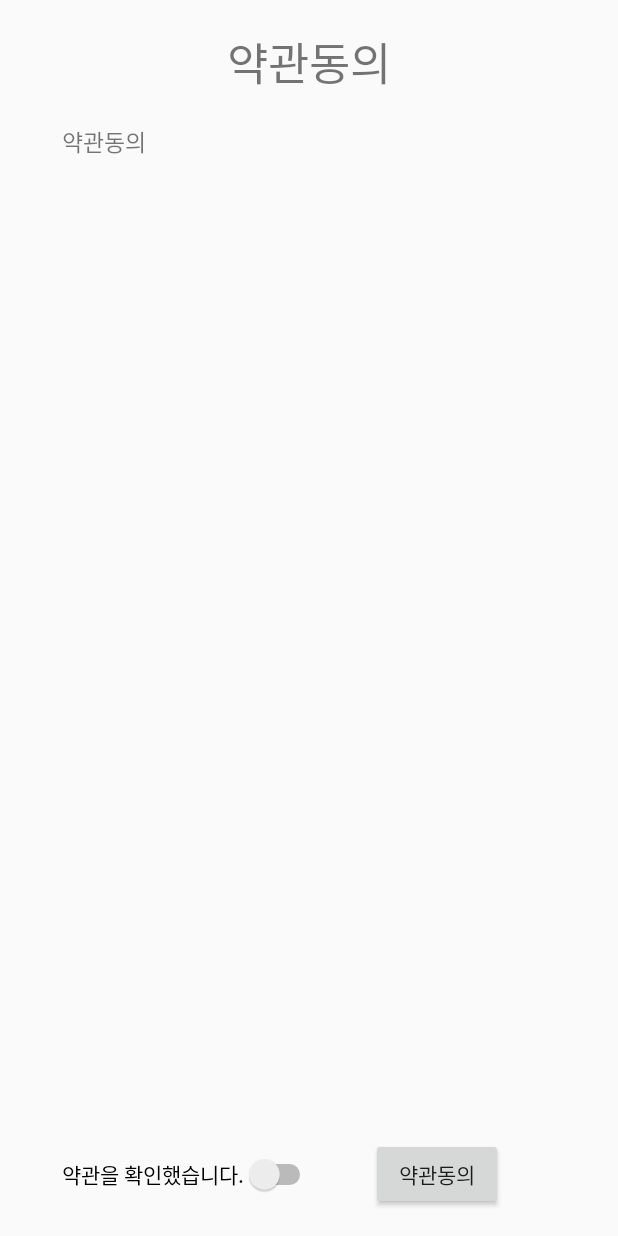
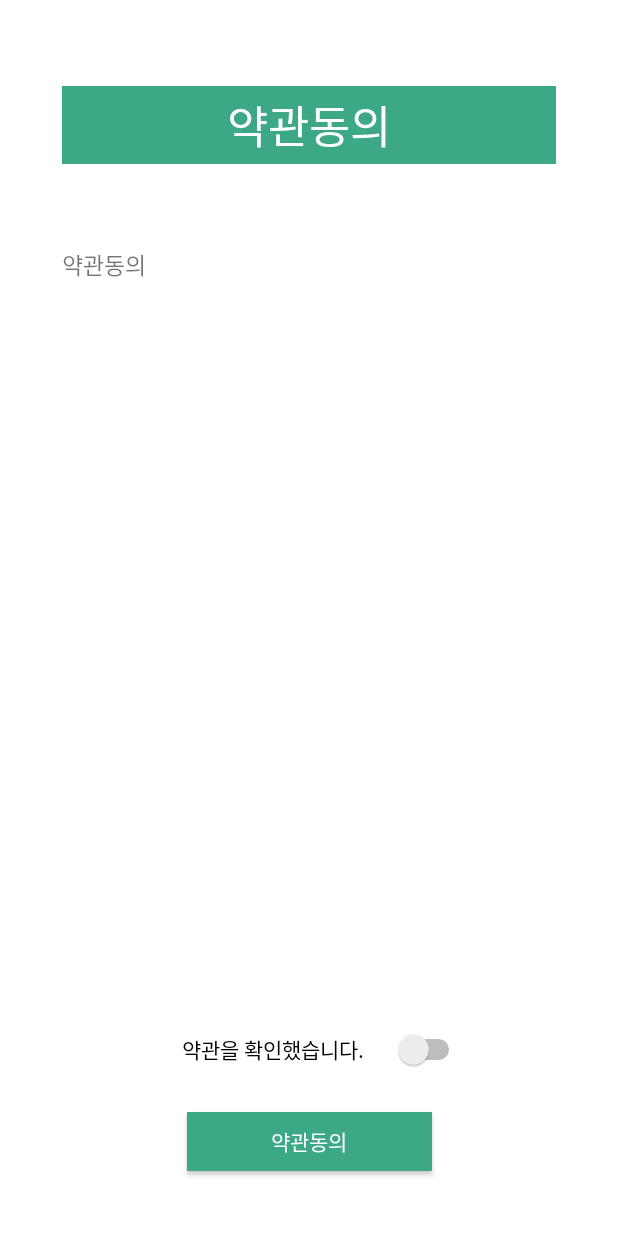
Before and after one commit to jeongwookkim/Richard_allright, an Android app: the layout agree.xml on its own in the app's theme, with its tools: preview values and no code run, on a phone screen of 412 x 824 dp. Run offline under Robolectric (Android 15) with nearby library versions, the phone set to English and light mode, and no system bars.

Commit message:
app layout modify

```diff
--- a/RichardAlright/app/src/main/java/com/example/richardallright/MainActivity.java
+++ b/RichardAlright/app/src/main/java/com/example/richardallright/MainActivity.java
@@ -3,6 +3,7 @@ package com.example.richardallright;
 import androidx.appcompat.app.AppCompatActivity;
 
 import android.os.Bundle;
+import android.view.WindowManager;
 import android.widget.CalendarView;
 import android.widget.TextView;
 
@@ -16,6 +17,8 @@ public class MainActivity extends AppCompatActivity {
     @Override
     protected void onCreate(Bundle savedInstanceState) {
         super.onCreate(savedInstanceState);
+        getWindow().setFlags(WindowManager.LayoutParams.FLAG_FULLSCREEN,
+                WindowManager.LayoutParams.FLAG_FULLSCREEN);
         setContentView(R.layout.activity_main);
         // Choose authentication providers
     }
--- a/RichardAlright/app/src/main/res/layout/agree.xml
+++ b/RichardAlright/app/src/main/res/layout/agree.xml
@@ -4,7 +4,8 @@
     xmlns:tools="http://schemas.android.com/tools"
     android:layout_width="match_parent"
     android:layout_height="match_parent"
-    android:orientation="vertical">
+    android:orientation="vertical"
+    android:background="@color/white">
 
     <androidx.constraintlayout.widget.Guideline
         android:id="@+id/guideline_h1"
@@ -123,7 +124,7 @@
         android:layout_width="match_parent"
         android:layout_height="match_parent"
         android:orientation="vertical"
-        app:layout_constraintGuide_percent="0.8" />
+        app:layout_constraintGuide_percent="0.77" />
 
     <androidx.constraintlayout.widget.Guideline
         android:id="@+id/guideline_v9"
@@ -132,29 +133,36 @@
         android:orientation="vertical"
         app:layout_constraintGuide_percent="0.9" />
 
+
     <TextView
         android:id="@+id/textView"
-        android:layout_width="0dp"
-        android:layout_height="0dp"
+        android:layout_width="329dp"
+        android:layout_height="52dp"
+        android:layout_margin="20dp"
+        android:background="@color/logoColor"
         android:gravity="center"
         android:text="약관동의"
+        android:textColor="@color/white"
         android:textSize="30sp"
-        app:layout_constraintBottom_toTopOf="@+id/guideline_h1"
-        app:layout_constraintEnd_toStartOf="@+id/guideline_v9"
-        app:layout_constraintStart_toStartOf="@+id/guideline_v1"
-        app:layout_constraintTop_toTopOf="parent" />
+        app:layout_constraintBottom_toTopOf="@+id/guideline_h2"
+        app:layout_constraintEnd_toEndOf="parent"
+        app:layout_constraintStart_toStartOf="parent"
+        app:layout_constraintTop_toTopOf="parent"
+        app:layout_constraintVertical_bias="0.51" />
 
     <ScrollView
         android:id="@+id/scrollView"
-        android:layout_width="0dp"
-        android:layout_height="0dp"
+        android:layout_width="332dp"
+        android:layout_height="441dp"
         android:fillViewport="true"
         android:gravity="center"
         android:orientation="vertical"
         app:layout_constraintBottom_toTopOf="@+id/guideline_h9"
         app:layout_constraintEnd_toStartOf="@+id/guideline_v9"
+        app:layout_constraintHorizontal_bias="0.0"
         app:layout_constraintStart_toStartOf="@+id/guideline_v1"
-        app:layout_constraintTop_toBottomOf="@+id/guideline_h1">
+        app:layout_constraintTop_toTopOf="@+id/guideline_h2"
+        app:layout_constraintVertical_bias="0.0">
 
         <TextView
             android:id="@+id/textView2"
@@ -164,25 +172,29 @@
             android:textSize="15sp" />
     </ScrollView>
 
-
     <Switch
         android:id="@+id/switch1"
-        android:layout_width="wrap_content"
-        android:layout_height="wrap_content"
-
+        android:layout_width="207dp"
+        android:layout_height="27dp"
         android:gravity="center"
         android:text="약관을 확인했습니다."
         app:layout_constraintBottom_toBottomOf="parent"
-        app:layout_constraintStart_toStartOf="@+id/guideline_v1"
-        app:layout_constraintTop_toTopOf="@+id/guideline_h9" />
+        app:layout_constraintEnd_toEndOf="parent"
+        app:layout_constraintStart_toStartOf="parent"
+        app:layout_constraintTop_toTopOf="@+id/guideline_h8"
+        app:layout_constraintVertical_bias="0.196" />
 
     <Button
-        android:layout_width="wrap_content"
-        android:layout_height="wrap_content"
+        android:layout_width="163dp"
+        android:layout_height="39dp"
+        android:background="@color/logoColor"
         android:text="약관동의"
+        android:textColor="@color/white"
         app:layout_constraintBottom_toBottomOf="parent"
-        app:layout_constraintStart_toStartOf="@+id/guideline_v6"
-        app:layout_constraintTop_toTopOf="@+id/guideline_h9" />
+        app:layout_constraintEnd_toEndOf="parent"
+        app:layout_constraintStart_toStartOf="parent"
+        app:layout_constraintTop_toTopOf="@+id/guideline_h9"
+        app:layout_constraintVertical_bias="0.0" />
 
 
 </androidx.constraintlayout.widget.ConstraintLayout>
--- a/RichardAlright/app/src/main/res/layout/map.xml
+++ b/RichardAlright/app/src/main/res/layout/map.xml
@@ -4,7 +4,8 @@
     xmlns:tools="http://schemas.android.com/tools"
     android:layout_width="match_parent"
     android:layout_height="match_parent"
-    android:layout_gravity="center">
+    android:layout_gravity="center"
+    android:background="@color/white">
 
     <androidx.constraintlayout.widget.Guideline
         android:id="@+id/guideline_h1"
@@ -138,5 +139,5 @@
         android:layout_width="match_parent"
         android:layout_height="0dp"
         app:layout_constraintBottom_toTopOf="@+id/guideline_h8"
-        app:layout_constraintTop_toTopOf="parent" />
+        app:layout_constraintTop_toTopOf="@+id/guideline_h1" />
 </androidx.constraintlayout.widget.ConstraintLayout>
--- a/RichardAlright/app/src/main/res/layout/payment.xml
+++ b/RichardAlright/app/src/main/res/layout/payment.xml
@@ -5,6 +5,7 @@
     android:layout_width="match_parent"
     android:layout_height="match_parent"
     android:layout_gravity="center"
+    android:background="@color/white"
     tools:context=".MainActivity">
 
     <androidx.constraintlayout.widget.Guideline
--- a/RichardAlright/app/src/main/res/layout/select.xml
+++ b/RichardAlright/app/src/main/res/layout/select.xml
@@ -4,6 +4,7 @@
     xmlns:tools="http://schemas.android.com/tools"
     android:layout_width="match_parent"
     android:layout_height="match_parent"
+    android:background="@color/white"
     tools:context=".MainActivity">
     <androidx.constraintlayout.widget.Guideline
         android:id="@+id/guideline_h1"
--- a/RichardAlright/app/src/main/res/values/colors.xml
+++ b/RichardAlright/app/src/main/res/values/colors.xml
@@ -4,4 +4,6 @@
     <color name="colorPrimaryDark">#3700B3</color>
     <color name="colorAccent">#03DAC5</color>
     <color name="white">#FFFFFF</color>
+    <color name="logoColor">#3da886</color>
+    <color name="lightGreen">#a8f7de</color>
 </resources>
--- a/RichardAlright/app/src/main/res/values/styles.xml
+++ b/RichardAlright/app/src/main/res/values/styles.xml
@@ -5,6 +5,7 @@
         <item name="colorPrimary">@color/colorPrimary</item>
         <item name="colorPrimaryDark">@color/colorPrimaryDark</item>
         <item name="colorAccent">@color/colorAccent</item>
+        <item name="windowNoTitle">true</item>
     </style>
 
 </resources>
```
Also changed, not shown: RichardAlright/app/src/main/res/layout/activity_main.xml (+18 -13 lines), RichardAlright/app/src/main/res/drawable/logo.PNG (added).
